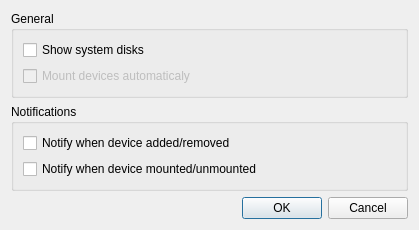
Above: src/settingsdialog.ui from limansky/tinymount before the change. Below: the same form after it.
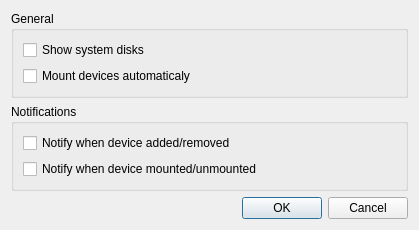
That is the form after the change.

```diff
--- a/src/settingsdialog.ui
+++ b/src/settingsdialog.ui
@@ -30,7 +30,7 @@
       <item>
        <widget class="QCheckBox" name="autoMount">
         <property name="enabled">
-         <bool>false</bool>
+         <bool>true</bool>
         </property>
         <property name="text">
          <string>Mount devices automaticaly</string>
```
